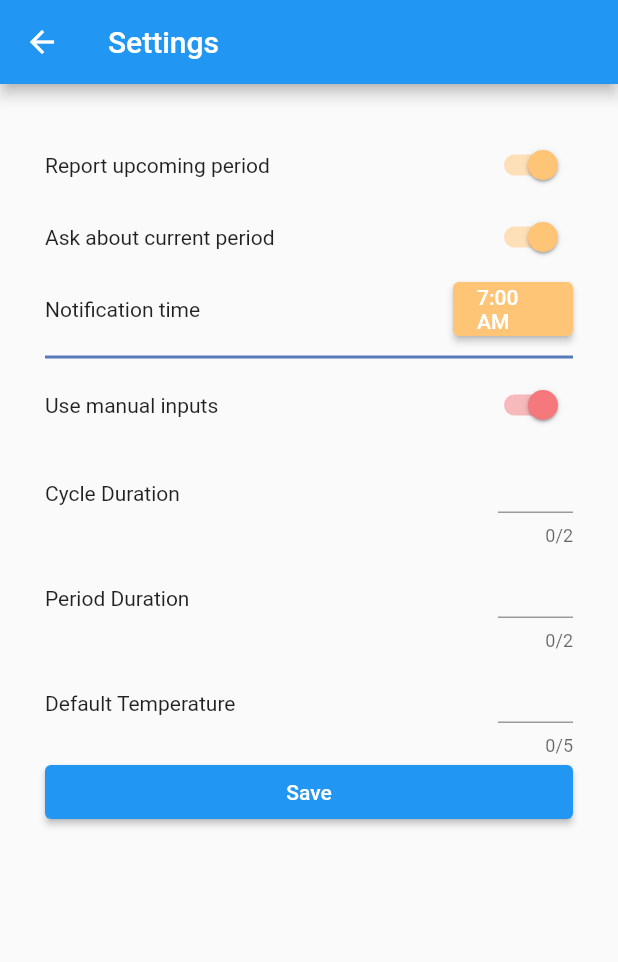
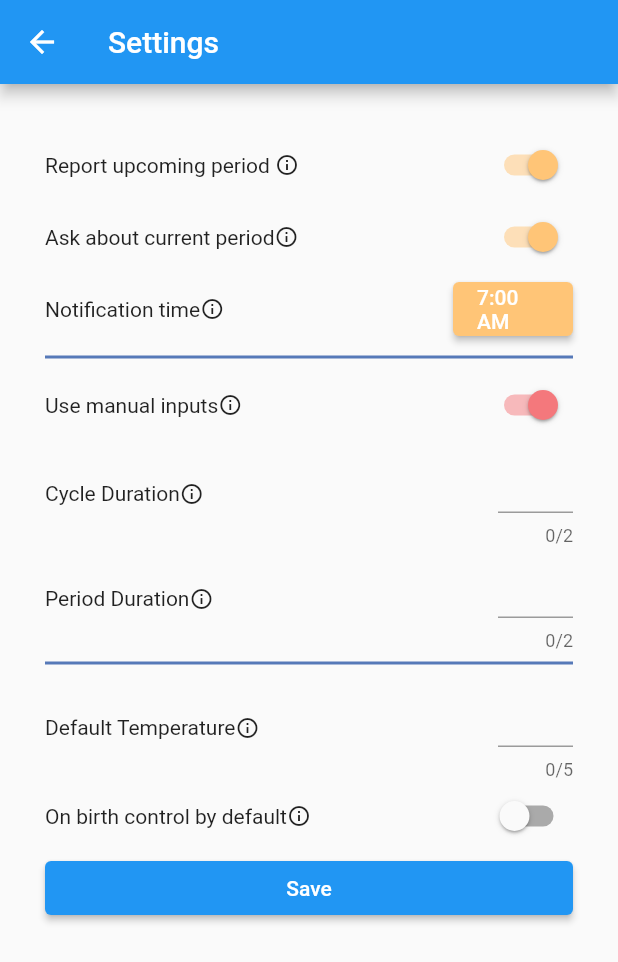
Before and after one commit to sigma-libra/strawberry, a Flutter app: the SettingsPage screen opened directly with empty values, after a tap on "Save", on a phone screen of 412 x 824 dp. Shown: the top 962 px of the screen. Run offline on Flutter 3.47's test engine with Material 2 defaults, Android fonts, the phone set to English and light mode, and no system bars; our stand-ins replace flutter_local_notifications, flutter_native_timezone, shared_preferences, sqflite, table_calendar, timezone; missing offline and left inert: material_color_generator; accounts and stored records are empty; statements that could not run were skipped.

Commit message:
settings cleanup + information fields

```diff
--- a/lib/menu/settings_page.dart
+++ b/lib/menu/settings_page.dart
@@ -4,6 +4,7 @@ import 'package:strawberry/notification/notifications_service.dart';
 import 'package:strawberry/settings/settings_constants.dart';
 import 'package:strawberry/settings/settings_service.dart';
 import 'package:strawberry/utils/colors.dart';
+import 'package:strawberry/utils/info_tooltip.dart';
 import 'package:strawberry/utils/snackbar.dart';
 
 class SettingsPage extends StatefulWidget {
@@ -28,6 +29,8 @@ class SettingsPageState extends State<SettingsPage> {
 
   bool _currentNotificationsOn = DEFAULT_CURRENT_NOTIFICATIONS_ON;
 
+  bool _defaultOnBirthControl = DEFAULT_BIRTH_CONTROL;
+
   TimeOfDay _notificationTime = const TimeOfDay(
       hour: DEFAULT_NOTIFICATION_HOUR, minute: DEFAULT_NOTIFICATION_MINUTE);
 
@@ -38,12 +41,13 @@ class SettingsPageState extends State<SettingsPage> {
         TextEditingController(text: widget.settings.getCycle().toString());
     _periodController =
         TextEditingController(text: widget.settings.getPeriod().toString());
-    _temperatureController =
-        TextEditingController(text: widget.settings.getTemperature().toString());
+    _temperatureController = TextEditingController(
+        text: widget.settings.getTemperature().toString());
     _useManualAverages = widget.settings.getManualAveragesFlag();
     _notificationsOn = widget.settings.getNotificationsFlag();
     _currentNotificationsOn = widget.settings.getCurrentNotificationsFlag();
     _notificationTime = widget.settings.getNotificationTime();
+    _defaultOnBirthControl = widget.settings.getBirthControl();
   }
 
   @override
@@ -72,9 +76,22 @@ class SettingsPageState extends State<SettingsPage> {
             _timeField(),
             _divider(),
             _manualSwitch(),
-            _numberField(_cycleController, "Cycle Duration", 2),
-            _numberField(_periodController, "Period Duration", 2),
-            _numberField(_temperatureController, "Default Temperature", 5),
+            _numberField(
+                _cycleController,
+                "Cycle Duration",
+                "Number of days between the first days of two consecutive periods.",
+                2,
+                enablingFlag: _useManualAverages),
+            _numberField(_periodController, "Period Duration",
+                "Number of days from start to end of a period", 2,
+                enablingFlag: _useManualAverages),
+            _divider(),
+            _numberField(
+                _temperatureController,
+                "Default Temperature",
+                "Your default average temperature. You can also set this per day in the calendar.",
+                5),
+            _birthControlSwitch(),
             ElevatedButton(
               onPressed: () {
                 widget.settings.setNotificationsFlag(_notificationsOn);
@@ -87,9 +104,10 @@ class SettingsPageState extends State<SettingsPage> {
                       .setPeriod(int.parse(_periodController.value.text));
                   widget.settings
                       .setCycle(int.parse(_cycleController.value.text));
-                  widget.settings.setTemperature(
-                      double.parse(_temperatureController.value.text));
                 }
+                widget.settings.setTemperature(
+                    double.parse(_temperatureController.value.text));
+                widget.settings.setBirthControl(_defaultOnBirthControl);
                 showSnackBar(context, "Saved new settings");
               },
               child: const Text('Save'),
@@ -98,22 +116,25 @@ class SettingsPageState extends State<SettingsPage> {
         ));
   }
 
-  Row _numberField(TextEditingController controller, String label, int maxLength) {
+  Row _numberField(TextEditingController controller, String label,
+      String tooltip, int maxLength,
+      {bool enablingFlag = true}) {
     return Row(
       mainAxisAlignment: MainAxisAlignment.spaceBetween,
       children: [
-        Text(label),
+        showTextWithTooltip(label, tooltip),
         SizedBox(
             width: 50,
             child: TextField(
-              enabled: _useManualAverages,
-              style: TextStyle(color: _enabledTextColor()),
+              enabled: enablingFlag,
+              style: TextStyle(color: _enabledTextColor(enabledFlag: enablingFlag)),
               cursorColor: _enabledTextColor(),
               controller: controller,
               textDirection: TextDirection.ltr,
               maxLengthEnforcement: MaxLengthEnforcement.enforced,
               maxLength: maxLength,
-              keyboardType: const TextInputType.numberWithOptions(decimal: true),
+              keyboardType:
+                  const TextInputType.numberWithOptions(decimal: true),
               inputFormatters: <TextInputFormatter>[
                 FilteringTextInputFormatter.allow(RegExp('[0-9.,]')),
               ],
@@ -126,7 +147,8 @@ class SettingsPageState extends State<SettingsPage> {
     return Row(
         mainAxisAlignment: MainAxisAlignment.spaceBetween,
         children: <Widget>[
-          const Text("Report upcoming period"),
+          showTextWithTooltip("Report upcoming period ",
+              "Choose whether to be notified a day before your period is predicted to start."),
           Switch(
             value: _notificationsOn,
             activeColor: CUSTOM_YELLOW,
@@ -145,7 +167,8 @@ class SettingsPageState extends State<SettingsPage> {
     return Row(
         mainAxisAlignment: MainAxisAlignment.spaceBetween,
         children: <Widget>[
-          const Text("Ask about current period"),
+          showTextWithTooltip("Ask about current period",
+              "Choose whether to be asked whether you have your period on a day you are predicted to have your period (so you can mark it)."),
           Switch(
             value: _notificationsOn && _currentNotificationsOn,
             activeColor: CUSTOM_YELLOW,
@@ -159,15 +182,34 @@ class SettingsPageState extends State<SettingsPage> {
         ]);
   }
 
+  Row _birthControlSwitch() {
+    return Row(
+        mainAxisAlignment: MainAxisAlignment.spaceBetween,
+        children: <Widget>[
+          showTextWithTooltip("On birth control by default",
+              "Whether per default you have birth control on a daily basis, for example an implant or IUD."),
+          Switch(
+            value: _defaultOnBirthControl,
+            activeColor: CUSTOM_YELLOW,
+            onChanged: (bool value) {
+              // This is called when the user toggles the switch.
+              setState(() {
+                _defaultOnBirthControl = value;
+              });
+            },
+          ),
+        ]);
+  }
+
   Divider _divider() {
-    return Divider(
+    return const Divider(
       color: CUSTOM_BLUE,
       thickness: 2,
     );
   }
 
-  Color _enabledTextColor() {
-    if (_useManualAverages) {
+  Color _enabledTextColor({bool enabledFlag = true}) {
+    if (enabledFlag) {
       return Colors.black;
     } else {
       return Colors.grey;
@@ -178,7 +220,10 @@ class SettingsPageState extends State<SettingsPage> {
     return Row(
         mainAxisAlignment: MainAxisAlignment.spaceBetween,
         children: <Widget>[
-          const Text("Use manual inputs"),
+          showTextWithTooltip(
+              "Use manual inputs",
+              "Choose whether to use your manual inputs, or whether to calculate your future periods based on your past periods. "
+                  "Default values will be used until at least 3 past periods exist."),
           Switch(
             value: _useManualAverages,
             activeColor: CUSTOM_RED,
@@ -186,6 +231,11 @@ class SettingsPageState extends State<SettingsPage> {
               // This is called when the user toggles the switch.
               setState(() {
                 _useManualAverages = value;
+                if (!_useManualAverages) {
+                  _cycleController.text = widget.settings.getCycle().toString();
+                  _periodController.text =
+                      widget.settings.getPeriod().toString();
+                }
               });
             },
           ),
@@ -196,7 +246,8 @@ class SettingsPageState extends State<SettingsPage> {
     return Row(
       mainAxisAlignment: MainAxisAlignment.spaceBetween,
       children: [
-        const Text("Notification time"),
+        showTextWithTooltip("Notification time",
+            "The time of day at which you would like to be notified."),
         SizedBox(
             width: 80,
             child: ElevatedButton(
--- a/lib/model/daily_info.dart
+++ b/lib/model/daily_info.dart
@@ -2,7 +2,6 @@ import 'dart:math';
 
 import 'package:strawberry/model/sex_type.dart';
 import 'package:strawberry/period/repository/database_constants.dart';
-import 'package:strawberry/settings/settings_constants.dart';
 
 class DailyInfo {
   late int id;
@@ -22,11 +21,11 @@ class DailyInfo {
       required this.temperature,
       required this.notes});
 
-  DailyInfo.create(this.date, double defaultTemperature) {
+  DailyInfo.create(this.date, double defaultTemperature, bool defaultBirthControl) {
     id = Random().nextInt(10000);
     hadPeriod = false;
     hadSex = SexType.NONE;
-    birthControl = false;
+    birthControl = defaultBirthControl;
     temperature = defaultTemperature;
     notes = "";
   }
--- a/lib/model/period.dart
+++ b/lib/model/period.dart
@@ -1,4 +1,3 @@
-import 'package:flutter/material.dart';
 import 'package:strawberry/utils/date_time_utils.dart';
 import 'package:table_calendar/table_calendar.dart';
 
--- a/lib/period/repository/period_repository.dart
+++ b/lib/period/repository/period_repository.dart
@@ -48,7 +48,7 @@ class PeriodRepository {
     });
   }
 
-  Future<DailyInfo> getInfoForDate(DateTime date, double defaultTemperature) async {
+  Future<DailyInfo> getInfoForDate(DateTime date, double defaultTemperature, bool defaultBirthControl) async {
     final List<Map<String, dynamic>> entry = await _database.query(tableName,
         where: '$dateColumn = ?',
         whereArgs: [date.millisecondsSinceEpoch],
@@ -56,7 +56,7 @@ class PeriodRepository {
     final found = List.generate(entry.length, (index) {
       return DailyInfo.fromMap(entry[index]);
     });
-    return found.firstOrNull ?? DailyInfo.create(date, defaultTemperature);
+    return found.firstOrNull ?? DailyInfo.create(date, defaultTemperature, defaultBirthControl);
   }
 
   Future<void> updateInfoForDay(DailyInfo dailyInfo) async {
--- a/lib/period/service/period_service.dart
+++ b/lib/period/service/period_service.dart
@@ -48,12 +48,12 @@ class PeriodService {
     Map<DateTime, DateType> dates = {};
 
     Map<DateTime, DateType> currentPeriodDates =
-        _getCurrentPeriodDates(lastPeriod, periodDuration);
+        _getCurrentPeriodDates(lastPeriod, periodDuration, currentDay);
 
     dates.addAll(currentPeriodDates);
 
     Map<DateTime, DateType> futurePeriodDates = _getFuturePeriodDates(
-        lastPeriod, numberOfCycles, cycleDuration, periodDuration);
+        lastPeriod, numberOfCycles, cycleDuration, periodDuration, currentDay);
 
     dates.addAll(futurePeriodDates);
 
@@ -61,11 +61,14 @@ class PeriodService {
   }
 
   Map<DateTime, DateType> _getCurrentPeriodDates(
-      Period lastPeriod, Duration periodDuration) {
+      Period lastPeriod, Duration periodDuration, DateTime currentDay) {
     int lastPeriodDaysLeft = periodDuration.inDays -
         (lastPeriod.endDay.difference(lastPeriod.startDay).inDays);
 
     Map<DateTime, DateType> dates = {};
+    if (lastPeriod.endDay.isBefore(currentDay)) {
+      return dates;
+    }
     for (int left = 1; left < lastPeriodDaysLeft; left++) {
       DateTime dateInCurrentPeriod =
           lastPeriod.endDay.add(Duration(days: left));
@@ -74,14 +77,21 @@ class PeriodService {
     return dates;
   }
 
-  Map<DateTime, DateType> _getFuturePeriodDates(Period initialPeriod,
-      int numberOfCycles, Duration cycleDuration, Duration periodDuration) {
+  Map<DateTime, DateType> _getFuturePeriodDates(
+      Period initialPeriod,
+      int numberOfCycles,
+      Duration cycleDuration,
+      Duration periodDuration,
+      DateTime currentDay) {
     Map<DateTime, DateType> futurePeriodDates = {};
     Period lastPeriod = initialPeriod;
     bool markedNextStart = false;
 
     for (int cycle = 0; cycle < numberOfCycles; cycle++) {
       DateTime startOfNextPeriod = lastPeriod.startDay.add(cycleDuration);
+      if (startOfNextPeriod.isBefore(currentDay)) {
+        startOfNextPeriod = currentDay;
+      }
       DateTime endOfNextPeriod = startOfNextPeriod.add(periodDuration);
       Period nextPeriod =
           Period(startDay: startOfNextPeriod, endDay: endOfNextPeriod);
--- a/lib/settings/settings_constants.dart
+++ b/lib/settings/settings_constants.dart
@@ -2,6 +2,8 @@ const String AVERAGE_PERIOD_KEY = "average_period";
 const int DEFAULT_AVERAGE_PERIOD_LENGTH = 7;
 const String AVERAGE_TEMPERATURE_KEY = "average_temperature";
 const double DEFAULT_AVERAGE_TEMPERATURE = 37.0;
+const String BIRTH_CONTROL_KEY = "birth_control";
+const bool DEFAULT_BIRTH_CONTROL = false;
 const String AVERAGE_CYCLE_KEY = "average_cycle";
 const int DEFAULT_AVERAGE_CYCLE_LENGTH = 28;
 const String USE_MANUAL_AVERAGES_KEY = "use_manual_averages";
--- a/lib/settings/settings_service.dart
+++ b/lib/settings/settings_service.dart
@@ -38,6 +38,11 @@ class SettingsService {
   double getTemperature() =>
       _preferences.getDouble(AVERAGE_TEMPERATURE_KEY) ?? DEFAULT_AVERAGE_TEMPERATURE;
 
+  void setBirthControl(bool value) => _preferences.setBool(BIRTH_CONTROL_KEY, value);
+
+  bool getBirthControl() =>
+      _preferences.getBool(BIRTH_CONTROL_KEY) ?? DEFAULT_BIRTH_CONTROL;
+
   void setCycle(int value) => _preferences.setInt(AVERAGE_CYCLE_KEY, value);
 
   int getCycle() =>
--- a/lib/utils/colors.dart
+++ b/lib/utils/colors.dart
@@ -1,5 +1,5 @@
 import 'dart:ui';
 
-Color CUSTOM_BLUE = const Color.fromRGBO(86, 121, 184, 1.0);
-Color CUSTOM_YELLOW = const Color.fromRGBO(255,197,119, 1.0);
-Color CUSTOM_RED = const Color.fromRGBO(244,120,124, 1.0);
+const Color CUSTOM_BLUE = Color.fromRGBO(86, 121, 184, 1.0);
+const Color CUSTOM_YELLOW = Color.fromRGBO(255,197,119, 1.0);
+const Color CUSTOM_RED = Color.fromRGBO(244,120,124, 1.0);
--- /dev/null
+++ b/lib/utils/info_tooltip.dart
@@ -0,0 +1,21 @@
+import 'package:flutter/material.dart';
+
+Row showTextWithTooltip(String text, String toolTipText) {
+  return Row(
+    children: [Text(text), showInfoToolTip(toolTipText)],
+  );
+}
+
+Tooltip showInfoToolTip(String message) {
+  return Tooltip(
+    message: message,
+    triggerMode: TooltipTriggerMode.tap,
+    margin: const EdgeInsets.all(16),
+    padding: const EdgeInsets.all(16),
+    child: const Icon(
+      Icons.info_outline,
+      size: 16,
+      weight: 0.5,
+    ),
+  );
+}
```
Also changed, not shown: lib/calendar/calendar_page.dart (+21 -27 lines), lib/calendar/daily_info_page.dart (+7 -8 lines).
